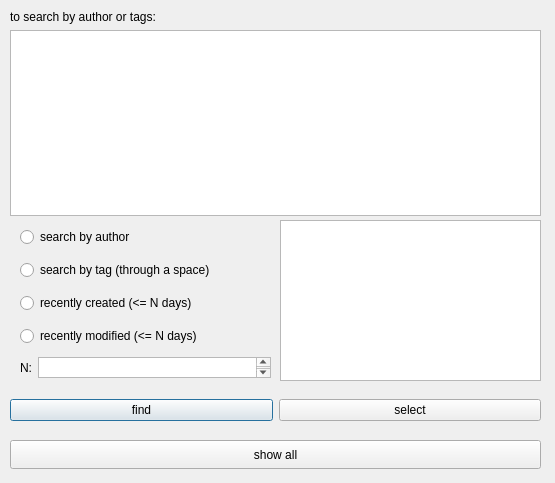
First picture: the form in searchwindow.ui, repository Alexander-1703/QtNotepad, before the edit.
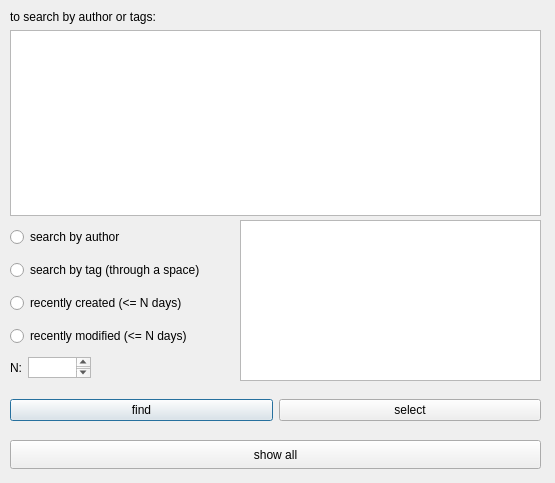
Second picture: the form after the edit.

Commit message: design of search window changed

What changed in the file:
```diff
--- a/searchwindow.ui
+++ b/searchwindow.ui
@@ -38,9 +38,9 @@
   <widget class="QWidget" name="verticalLayoutWidget_3">
    <property name="geometry">
     <rect>
-     <x>20</x>
+     <x>10</x>
      <y>220</y>
-     <width>251</width>
+     <width>231</width>
      <height>136</height>
     </rect>
    </property>
@@ -78,9 +78,9 @@
   <widget class="QListWidget" name="listWidget">
    <property name="geometry">
     <rect>
-     <x>280</x>
+     <x>240</x>
      <y>220</y>
-     <width>261</width>
+     <width>301</width>
      <height>161</height>
     </rect>
    </property>
@@ -88,9 +88,9 @@
   <widget class="QWidget" name="horizontalLayoutWidget">
    <property name="geometry">
     <rect>
-     <x>20</x>
+     <x>10</x>
      <y>357</y>
-     <width>251</width>
+     <width>81</width>
      <height>21</height>
     </rect>
    </property>
```
